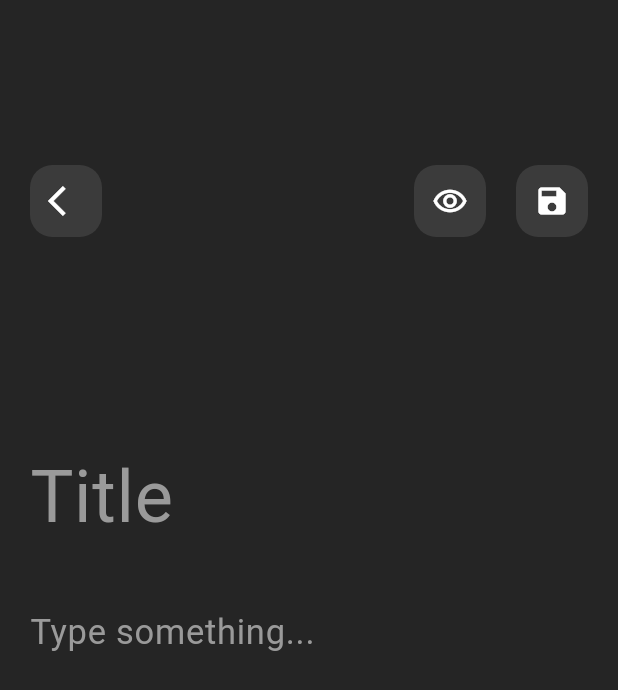
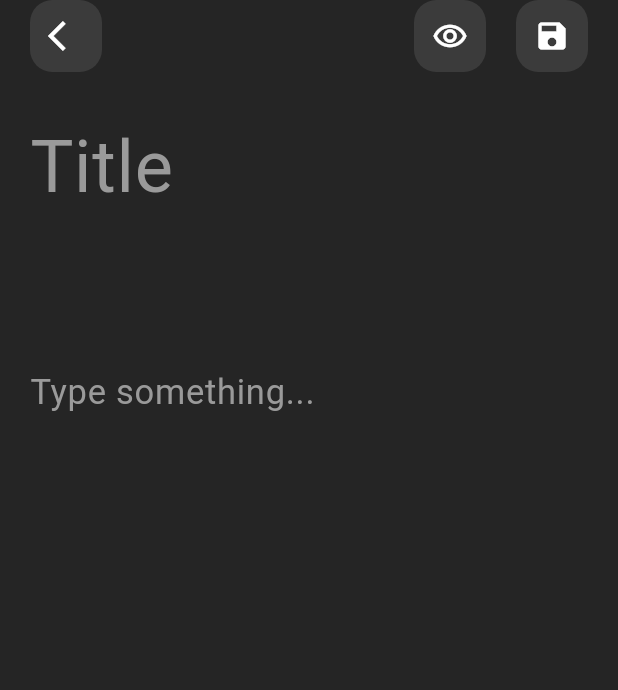
Before and after one commit to m7md3bbas/NoteApp, a Flutter app: the Editor screen opened directly, on a phone screen of 412 x 824 dp. Shown: the top 690 px of the screen. Run offline on Flutter 3.47's test engine with Material 3 defaults, Android fonts, the phone set to English and light mode, and no system bars.

Commit message:
finish editor ui

```diff
--- a/lib/Screens/Editor.dart
+++ b/lib/Screens/Editor.dart
@@ -10,15 +10,17 @@ class Editor extends StatelessWidget {
     return Scaffold(
       backgroundColor: MyColors.primaryColor,
       body: SafeArea(
+          child: SingleChildScrollView(
             child: Container(
                     margin: const EdgeInsets.symmetric(horizontal: 20),
                     child: Column(
             children: [
-            Expanded(child: EditorHeader()),
+              EditorHeader(),
               SizedBox(height: 20),
-            Expanded(child: EditorBody()),
-            Spacer()
+              EditorBody(),
+
             ],
+                    ),
                   ),
           )),
     );
@@ -33,28 +35,40 @@ class EditorBody extends StatelessWidget {
   Widget build(BuildContext context) {
     return Column(
       children: [
-        TextFormField(
+        SizedBox(
+          height: MediaQuery.sizeOf(context).height * 0.18,
+          child: TextFormField(
+            expands: true,
+            maxLines: null,
+            minLines: null,
             decoration: InputDecoration(
                 hintText: "Title",
-              hintStyle: TextStyle(fontSize: 48, color: MyColors.textNoteColor),
+                hintStyle:
+                    TextStyle(fontSize: 48, color: MyColors.textNoteColor),
                 border: InputBorder.none),
             cursorHeight: 52,
+            style: TextStyle(fontSize: 35, color: MyColors.textColor),
             controller: titleController,
+          ),
         ),
         SizedBox(
           height: 20,
         ),
-        Expanded(
+        SizedBox(
+          height: MediaQuery.sizeOf(context).height * 0.6,
           child: TextFormField(
             expands: true,
+            maxLines: null,
+            minLines: null,
             decoration: InputDecoration(
               hintText: "Type something...",
               border: InputBorder.none,
-                constraints: BoxConstraints.expand(),
               hintStyle: TextStyle(
                 color: MyColors.textNoteColor,
                 fontSize: 23,
-                )),
+              ),
+            ),
+            style: TextStyle(fontSize: 23, color: MyColors.textColor),
             cursorHeight: 35,
             controller: subjectController,
           ),
```
Lines whose indentation alone changed are shown as unchanged.
